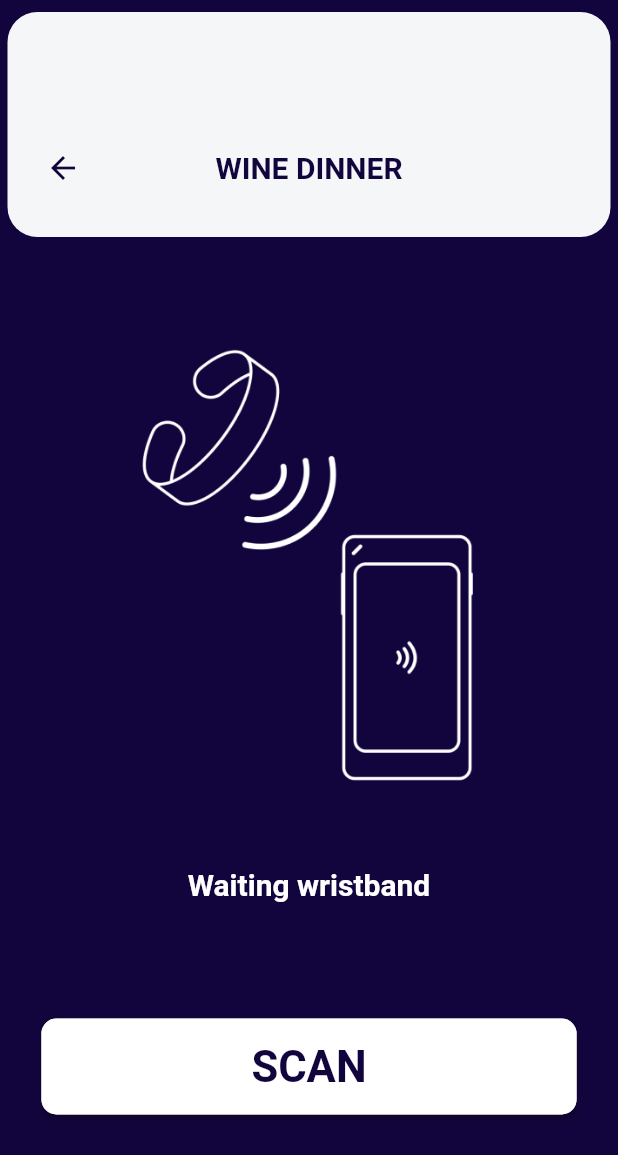
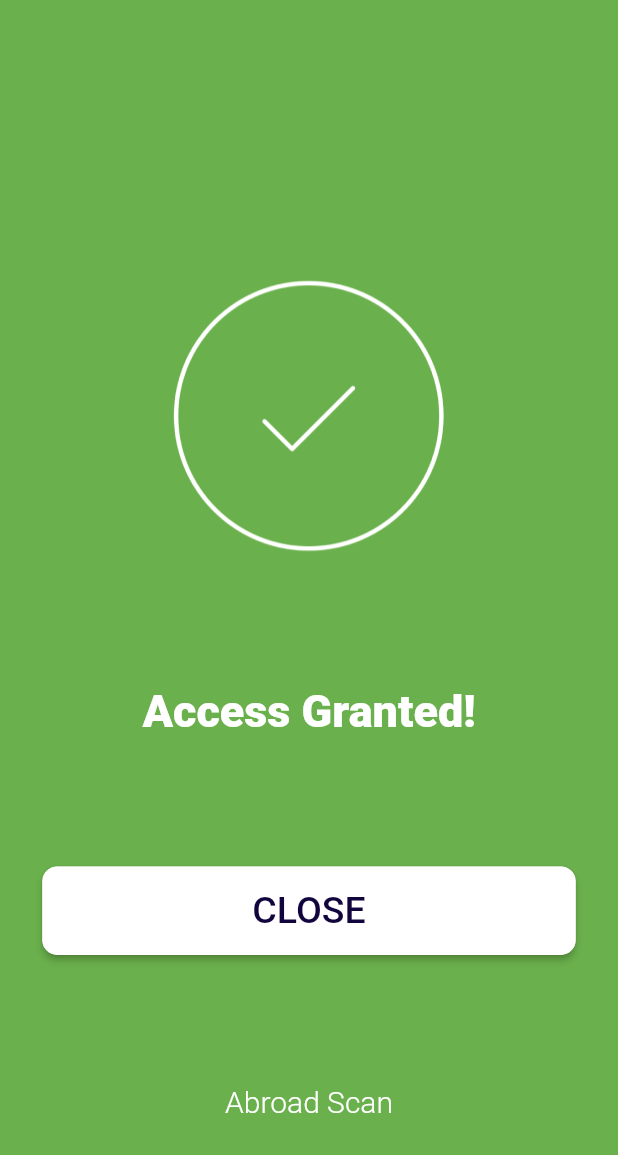
Before and after one commit to ucmonks/Events_access, a Flutter app: the WineDinner screen opened directly, after a tap on "SCAN", on a phone screen of 412 x 824 dp. Shown: the top 1155 px of the screen. Run offline on Flutter 3.47's test engine with Material 2 defaults, Android fonts, the phone set to English and light mode, and no system bars.

Commit message:
Screen 5 added

```diff
--- a/lib/Screen4.dart
+++ b/lib/Screen4.dart
@@ -1,3 +1,4 @@
+import 'package:event_access/screen5.dart';
 import 'package:flutter/material.dart';
 import 'screen2.dart';
 
@@ -96,7 +97,7 @@ class WineDinner extends StatelessWidget {
           print("pressed ");
           Navigator.push(
                         context,
-                        MaterialPageRoute(builder: (context) => WineDinner()),
+                        MaterialPageRoute(builder: (context) => Access()),
                       );
         },
       ),
--- a/lib/main.dart
+++ b/lib/main.dart
@@ -1,4 +1,3 @@
-import 'package:event_access/screen2.dart';
 import 'package:flutter/material.dart';
 import 'welcome.dart';
 
--- a/lib/screen2.dart
+++ b/lib/screen2.dart
@@ -138,5 +138,6 @@ class Statusbar extends StatelessWidget {
   }
 }
 
+
 const AppbarCol = Color(0xFF12053d);
 const BackgrndCol = Color(0xFFf5f6f8);
--- /dev/null
+++ b/lib/screen5.dart
@@ -0,0 +1,64 @@
+import 'package:flutter/material.dart';
+
+class Access extends StatelessWidget {
+  @override
+  Widget build(BuildContext context) {
+    return Scaffold(
+      body: Container(
+        width: double.infinity,
+        decoration: BoxDecoration(color: greentick),
+        child: Padding(
+          padding: const EdgeInsets.only(top: 100),
+          child: Column(
+            mainAxisAlignment: MainAxisAlignment.spaceEvenly,
+            crossAxisAlignment: CrossAxisAlignment.center,
+            children: [
+              SizedBox(
+                width: 200,
+                child: Image.asset("assets/images/tick.png"),
+              ),
+              Text("Access Granted!",style: TextStyle(fontSize: 30,fontWeight: FontWeight.w800,color: Colors.white),),
+              button(context),
+                          Text("Abroad Scan",style: TextStyle(fontSize: 20,fontWeight: FontWeight.w300,color: Colors.white),),
+
+            ],
+          ),
+        ),
+      ),
+    );
+  }
+}
+
+Padding button(BuildContext context) {
+  return Padding(
+    padding: const EdgeInsets.all(8.0),
+    child: RaisedButton(
+      textColor: Colors.white,
+      shape:
+          RoundedRectangleBorder(borderRadius: new BorderRadius.circular(10.0)),
+      padding: EdgeInsets.all(0.0),
+      child: Container(
+        decoration: BoxDecoration(
+          borderRadius: BorderRadius.all(Radius.circular(10)),
+          color: Colors.white,
+        ),
+        child: Text(
+          "CLOSE",
+          style: TextStyle(
+              fontSize: 25, color: AppbarCol, fontWeight: FontWeight.w500),
+        ),
+        padding: EdgeInsets.symmetric(horizontal: 140, vertical: 15.0),
+      ),
+      onPressed: () {
+        print("CLOSE");
+        Navigator.push(
+          context,
+          MaterialPageRoute(builder: (context) => Access()),
+        );
+      },
+    ),
+  );
+}
+
+const AppbarCol = Color(0xFF12053d);
+const greentick = Color(0xFF6ab04c);
```
Also changed, not shown: assets/images/tick.png (added), 1 other file.
